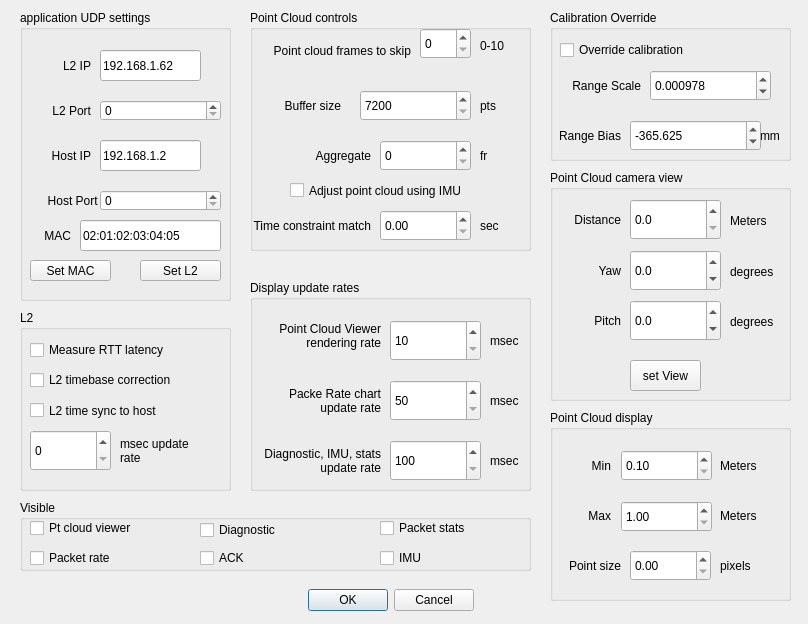
Before: the Qt Designer form forms/ConfigDialog.ui in markgol/L2diagnostic, drawn with Qt 5.
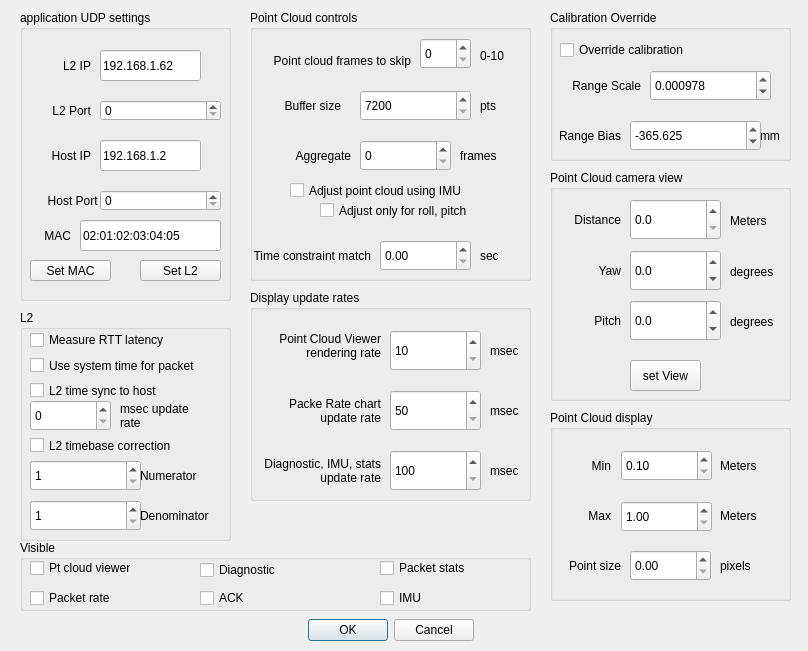
After: the same form once the commit is applied.

```diff
--- a/forms/ConfigDialog.ui
+++ b/forms/ConfigDialog.ui
@@ -7,14 +7,14 @@
     <x>0</x>
     <y>0</y>
     <width>808</width>
-    <height>624</height>
+    <height>651</height>
    </rect>
   </property>
   <widget class="QDialogButtonBox" name="buttonBox">
    <property name="geometry">
     <rect>
      <x>250</x>
-     <y>580</y>
+     <y>610</y>
      <width>281</width>
      <height>41</height>
     </rect>
@@ -214,7 +214,7 @@
    <property name="geometry">
     <rect>
      <x>250</x>
-     <y>280</y>
+     <y>290</y>
      <width>281</width>
      <height>211</height>
     </rect>
@@ -552,7 +552,7 @@
      <x>250</x>
      <y>10</y>
      <width>281</width>
-     <height>241</height>
+     <height>271</height>
     </rect>
    </property>
    <property name="title">
@@ -562,7 +562,7 @@
     <property name="geometry">
      <rect>
       <x>230</x>
-      <y>20</y>
+      <y>30</y>
       <width>41</width>
       <height>31</height>
      </rect>
@@ -575,7 +575,7 @@
     <property name="geometry">
      <rect>
       <x>170</x>
-      <y>18</y>
+      <y>28</y>
       <width>51</width>
       <height>31</height>
      </rect>
@@ -585,7 +585,7 @@
     <property name="geometry">
      <rect>
       <x>10</x>
-      <y>20</y>
+      <y>30</y>
       <width>151</width>
       <height>41</height>
      </rect>
@@ -670,7 +670,7 @@
    <widget class="QSpinBox" name="spinAggFrame">
     <property name="geometry">
      <rect>
-      <x>130</x>
+      <x>110</x>
       <y>130</y>
       <width>91</width>
       <height>31</height>
@@ -683,20 +683,20 @@
    <widget class="QLabel" name="label_25">
     <property name="geometry">
      <rect>
-      <x>230</x>
+      <x>210</x>
       <y>130</y>
-      <width>41</width>
+      <width>61</width>
       <height>31</height>
      </rect>
     </property>
     <property name="text">
-     <string>fr</string>
+     <string>frames</string>
     </property>
    </widget>
    <widget class="QLabel" name="label_26">
     <property name="geometry">
      <rect>
-      <x>10</x>
+      <x>-10</x>
       <y>130</y>
       <width>111</width>
       <height>31</height>
@@ -716,7 +716,7 @@
     <property name="geometry">
      <rect>
       <x>230</x>
-      <y>200</y>
+      <y>230</y>
       <width>41</width>
       <height>31</height>
      </rect>
@@ -729,7 +729,7 @@
     <property name="geometry">
      <rect>
       <x>0</x>
-      <y>200</y>
+      <y>230</y>
       <width>121</width>
       <height>31</height>
      </rect>
@@ -748,7 +748,7 @@
     <property name="geometry">
      <rect>
       <x>130</x>
-      <y>200</y>
+      <y>230</y>
       <width>91</width>
       <height>31</height>
      </rect>
@@ -763,6 +763,22 @@
      <double>0.010000000000000</double>
     </property>
    </widget>
+   <widget class="QCheckBox" name="cbIMUadjustRP">
+    <property name="enabled">
+     <bool>true</bool>
+    </property>
+    <property name="geometry">
+     <rect>
+      <x>70</x>
+      <y>190</y>
+      <width>201</width>
+      <height>21</height>
+     </rect>
+    </property>
+    <property name="text">
+     <string>Adjust only for roll, pitch</string>
+    </property>
+   </widget>
   </widget>
   <widget class="QGroupBox" name="gbPCcolor">
    <property name="geometry">
@@ -925,7 +941,7 @@
    <property name="geometry">
     <rect>
      <x>20</x>
-     <y>500</y>
+     <y>540</y>
      <width>511</width>
      <height>71</height>
     </rect>
@@ -1021,7 +1037,7 @@
      <x>20</x>
      <y>310</y>
      <width>211</width>
-     <height>181</height>
+     <height>231</height>
     </rect>
    </property>
    <property name="title">
@@ -1031,9 +1047,9 @@
     <property name="geometry">
      <rect>
       <x>10</x>
-      <y>60</y>
+      <y>120</y>
       <width>181</width>
-      <height>20</height>
+      <height>31</height>
      </rect>
     </property>
     <property name="text">
@@ -1044,7 +1060,7 @@
     <property name="geometry">
      <rect>
       <x>10</x>
-      <y>90</y>
+      <y>70</y>
       <width>181</width>
       <height>21</height>
      </rect>
@@ -1057,9 +1073,9 @@
     <property name="geometry">
      <rect>
       <x>10</x>
-      <y>120</y>
+      <y>90</y>
       <width>81</width>
-      <height>41</height>
+      <height>31</height>
      </rect>
     </property>
     <property name="minimum">
@@ -1073,9 +1089,9 @@
     <property name="geometry">
      <rect>
       <x>100</x>
-      <y>120</y>
+      <y>90</y>
       <width>91</width>
-      <height>41</height>
+      <height>31</height>
      </rect>
     </property>
     <property name="text">
@@ -1089,7 +1105,7 @@
     <property name="geometry">
      <rect>
       <x>10</x>
-      <y>30</y>
+      <y>20</y>
       <width>201</width>
       <height>20</height>
      </rect>
@@ -1098,6 +1114,83 @@
      <string>Measure RTT latency</string>
     </property>
    </widget>
+   <widget class="QSpinBox" name="spinTSscaleNum">
+    <property name="geometry">
+     <rect>
+      <x>10</x>
+      <y>150</y>
+      <width>111</width>
+      <height>31</height>
+     </rect>
+    </property>
+    <property name="minimum">
+     <number>1</number>
+    </property>
+    <property name="maximum">
+     <number>9999999</number>
+    </property>
+   </widget>
+   <widget class="QLabel" name="label_3">
+    <property name="geometry">
+     <rect>
+      <x>120</x>
+      <y>150</y>
+      <width>91</width>
+      <height>31</height>
+     </rect>
+    </property>
+    <property name="text">
+     <string>Numerator</string>
+    </property>
+    <property name="wordWrap">
+     <bool>true</bool>
+    </property>
+   </widget>
+   <widget class="QSpinBox" name="spinTSscaleDen">
+    <property name="geometry">
+     <rect>
+      <x>10</x>
+      <y>190</y>
+      <width>111</width>
+      <height>31</height>
+     </rect>
+    </property>
+    <property name="minimum">
+     <number>1</number>
+    </property>
+    <property name="maximum">
+     <number>9999999</number>
+    </property>
+   </widget>
+   <widget class="QLabel" name="label_30">
+    <property name="geometry">
+     <rect>
+      <x>120</x>
+      <y>190</y>
+      <width>91</width>
+      <height>31</height>
+     </rect>
+    </property>
+    <property name="text">
+     <string>Denominator</string>
+    </property>
+    <property name="wordWrap">
+     <bool>true</bool>
+    </property>
+   </widget>
+   <widget class="QCheckBox" name="cbUseSytemNow">
+    <property name="geometry">
+     <rect>
+      <x>10</x>
+      <y>40</y>
+      <width>201</width>
+      <height>31</height>
+     </rect>
+    </property>
+    <property name="text">
+     <string>Use system time for packet</string>
+    </property>
+   </widget>
   </widget>
   <widget class="QGroupBox" name="gbOVRcal">
    <property name="geometry">
```
